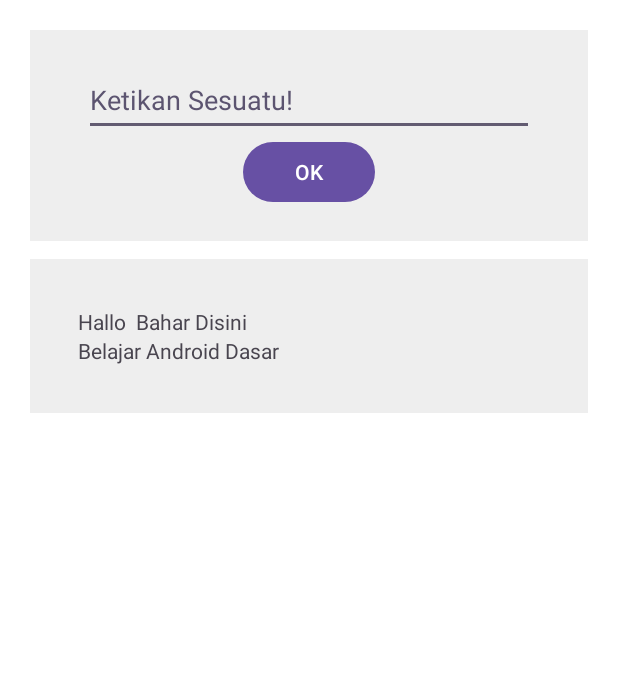
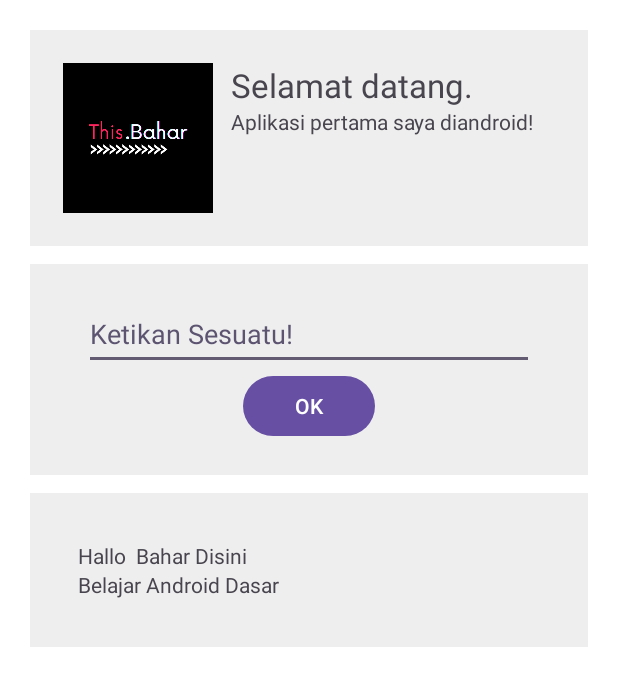
Before and after one commit to BaharudinZaelani/firstAndroidApp, an Android app: the screen it shows after launch (MainActivity), on a phone screen of 412 x 824 dp. Shown: the top 686 px of the screen. Run offline under Robolectric (Android 15) with nearby library versions, the phone set to English and light mode, and no system bars.

Commit message:
Drawable resources

```diff
--- a/app/src/main/res/layout/hallo_world.xml
+++ b/app/src/main/res/layout/hallo_world.xml
@@ -5,6 +5,19 @@
     android:orientation="vertical"
     android:background="#fff"
     android:padding="20dp">
+
+    <!-- Welcome card -->
+    <LinearLayout
+        android:layout_width="match_parent"
+        android:layout_height="wrap_content"
+        android:layout_marginBottom="12dp"
+        android:orientation="horizontal"
+        android:padding="22dp"
+        android:background="#eee">
+
+        <include layout="@layout/welcome_card"/>
+
+    </LinearLayout>
 
     <!-- Form Layout -->
     <LinearLayout
--- /dev/null
+++ b/app/src/main/res/layout/welcome_card.xml
@@ -0,0 +1,32 @@
+<?xml version="1.0" encoding="utf-8"?>
+<merge xmlns:android="http://schemas.android.com/apk/res/android"
+    android:layout_width="match_parent"
+    android:layout_height="match_parent">
+
+    <ImageView
+        android:layout_height="100dp"
+        android:layout_width="100dp"
+        android:layout_gravity="top|center"
+        android:src="@drawable/bahardev"/>
+
+    <LinearLayout
+        android:paddingHorizontal="12dp"
+        android:layout_height="match_parent"
+        android:layout_width="match_parent"
+        android:orientation="vertical"
+        android:layout_gravity="start|center">
+
+        <TextView
+            android:layout_width="wrap_content"
+            android:layout_height="wrap_content"
+            android:textSize="22dp"
+            android:text="@string/welcome_text"/>
+
+        <TextView
+            android:layout_height="wrap_content"
+            android:layout_width="wrap_content"
+            android:text="@string/description_app"/>
+
+    </LinearLayout>
+
+</merge>
--- a/app/src/main/res/values/strings.xml
+++ b/app/src/main/res/values/strings.xml
@@ -4,6 +4,8 @@
     <string name="hintText">Ketikan Sesuatu!</string>
     <string name="error_text_null">Kata tidak boleh kosong</string>
     <string name="say_hello">Hallo %1$s</string>
+    <string name="welcome_text">Selamat datang.</string>
+    <string name="description_app">Aplikasi pertama saya diandroid!</string>
     <string-array name="names">
         <item>Baharudin</item>
         <item>Zaelani</item>
```
Also changed, not shown: app/src/main/res/drawable/bahardev.png (added).
